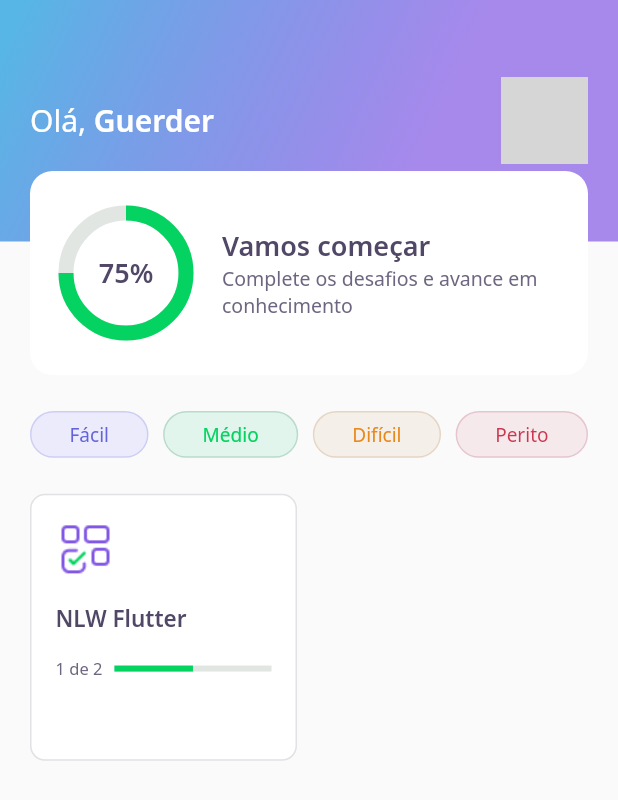
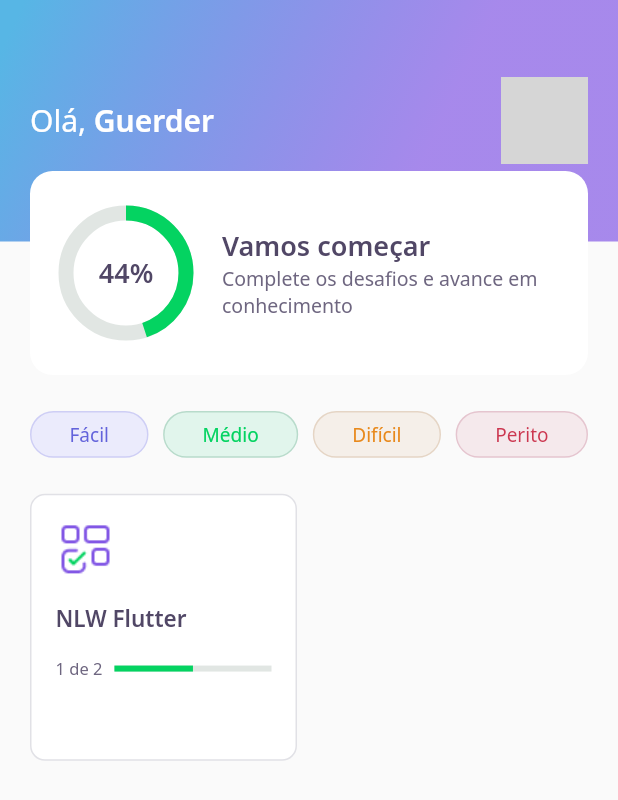
Before and after one commit to guerder/devquiz, a Flutter app: the HomePage screen opened directly, on a phone screen of 412 x 824 dp. Shown: the top 800 px of the screen. Run offline on Flutter 3.47's test engine with Material 2 defaults, Android fonts, the phone set to English and light mode, and no system bars; our stand-ins replace google_fonts, share_plus; accounts and stored records are empty; network calls fail; grey boxes are pictures that could not be loaded.

```diff
--- a/lib/challenge/challenge_controller.dart
+++ b/lib/challenge/challenge_controller.dart
@@ -4,4 +4,6 @@ class ChallengeController {
   final currentPageNotifier = ValueNotifier<int>(1);
   int get currentPage => currentPageNotifier.value;
   set currentPage(int value) => currentPageNotifier.value = value;
+
+  int totalAnswersRight = 0;
 }
--- a/lib/challenge/widgets/answer/answer_widget.dart
+++ b/lib/challenge/widgets/answer/answer_widget.dart
@@ -7,7 +7,7 @@ import 'package:devquiz/shared/models/answer_model.dart';
 class AnswerWidget extends StatelessWidget {
   final AnswerModel answer;
   final bool isSelected;
-  final VoidCallback onTap;
+  final ValueChanged<bool> onTap;
   final bool disabled;
 
   const AnswerWidget({
@@ -42,7 +42,9 @@ class AnswerWidget extends StatelessWidget {
       child: IgnorePointer(
         ignoring: disabled,
         child: GestureDetector(
-          onTap: onTap,
+          onTap: () {
+            onTap(answer.isRight);
+          },
           child: Container(
             padding: EdgeInsets.all(16),
             decoration: BoxDecoration(
--- a/lib/challenge/widgets/next_button/next_button_widget.dart
+++ b/lib/challenge/widgets/next_button/next_button_widget.dart
@@ -29,6 +29,11 @@ class NextButtonWidget extends StatelessWidget {
         this.fontColor = AppColors.grey,
         this.borderColor = AppColors.border;
 
+  NextButtonWidget.purple({required this.label, required this.onTap})
+      : this.backgroundColor = AppColors.purple,
+        this.fontColor = AppColors.white,
+        this.borderColor = AppColors.purple;
+
   @override
   Widget build(BuildContext context) {
     return Container(
--- a/lib/core/app_widget.dart
+++ b/lib/core/app_widget.dart
@@ -1,5 +1,3 @@
-import 'package:devquiz/challenge/challenge_page.dart';
-import 'package:devquiz/home/home_page.dart';
 import 'package:devquiz/splash/splash_page.dart';
 import 'package:flutter/material.dart';
 
@@ -9,7 +7,7 @@ class AppWidget extends StatelessWidget {
     return MaterialApp(
       debugShowCheckedModeBanner: false,
       title: "DevQuiz",
-      home: HomePage(),
+      home: SplashPage(),
     );
   }
 }
--- a/lib/home/home_page.dart
+++ b/lib/home/home_page.dart
@@ -72,8 +72,10 @@ class _HomePageState extends State<HomePage> {
                         (e) => QuizCardWidget(
                           onTap: () => Navigator.of(context).push(
                             MaterialPageRoute(
-                              builder: (cxt) =>
-                                  ChallengePage(questions: e.questions),
+                              builder: (cxt) => ChallengePage(
+                                questions: e.questions,
+                                title: e.title,
+                              ),
                             ),
                           ),
                           title: e.title,
--- a/lib/home/widgets/app_bar/app_bar_widget.dart
+++ b/lib/home/widgets/app_bar/app_bar_widget.dart
@@ -49,7 +49,9 @@ class AppBarWidget extends PreferredSize {
                 ),
                 Align(
                   alignment: Alignment.bottomCenter,
-                  child: ScoreCardWidget(),
+                  child: ScoreCardWidget(
+                    percent: user.score / 100,
+                  ),
                 ),
               ],
             ),
--- a/lib/home/widgets/chart/chart_widget.dart
+++ b/lib/home/widgets/chart/chart_widget.dart
@@ -1,13 +1,42 @@
 import 'package:devquiz/core/core.dart';
 import 'package:flutter/material.dart';
 
-class ChartWidget extends StatelessWidget {
+class ChartWidget extends StatefulWidget {
+  final double percent;
+
+  const ChartWidget({Key? key, required this.percent}) : super(key: key);
+  @override
+  _ChartWidgetState createState() => _ChartWidgetState();
+}
+
+class _ChartWidgetState extends State<ChartWidget>
+    with SingleTickerProviderStateMixin {
+  late AnimationController _controller;
+  late Animation<double> _animation;
+
+  void initAnimation() {
+    _controller =
+        AnimationController(vsync: this, duration: Duration(seconds: 3));
+    _animation =
+        Tween<double>(begin: 0.0, end: widget.percent).animate(_controller);
+    _controller.forward();
+  }
+
+  @override
+  void initState() {
+    super.initState();
+    initAnimation();
+  }
+
   @override
   Widget build(BuildContext context) {
     return Container(
       height: 80,
       width: 80,
-      child: Stack(
+      child: AnimatedBuilder(
+        animation: _animation,
+        builder: (ctx, _) {
+          return Stack(
             children: [
               Center(
                 child: Container(
@@ -15,7 +44,7 @@ class ChartWidget extends StatelessWidget {
                   width: 80,
                   child: CircularProgressIndicator(
                     strokeWidth: 10,
-                value: 0.75,
+                    value: _animation.value,
                     backgroundColor: AppColors.chartSecondary,
                     valueColor:
                         AlwaysStoppedAnimation<Color>(AppColors.chartPrimary),
@@ -23,9 +52,14 @@ class ChartWidget extends StatelessWidget {
                 ),
               ),
               Center(
-            child: Text('75%', style: AppTextStyles.heading),
+                child: Text(
+                  '${(_animation.value * 100).toInt()}%',
+                  style: AppTextStyles.heading,
+                ),
               ),
             ],
+          );
+        },
       ),
     );
   }
--- a/lib/home/widgets/score_card/score_card_widget.dart
+++ b/lib/home/widgets/score_card/score_card_widget.dart
@@ -3,6 +3,9 @@ import 'package:devquiz/home/widgets/chart/chart_widget.dart';
 import 'package:flutter/material.dart';
 
 class ScoreCardWidget extends StatelessWidget {
+  final double percent;
+
+  const ScoreCardWidget({Key? key, required this.percent}) : super(key: key);
   @override
   Widget build(BuildContext context) {
     return Padding(
@@ -19,7 +22,9 @@ class ScoreCardWidget extends StatelessWidget {
             crossAxisAlignment: CrossAxisAlignment.center,
             children: [
               FittedBox(
-                child: ChartWidget(),
+                child: ChartWidget(
+                  percent: percent,
+                ),
               ),
               Expanded(
                 child: Padding(
--- a/pubspec.yaml
+++ b/pubspec.yaml
@@ -10,6 +10,7 @@ dependencies:
     sdk: flutter
   cupertino_icons: ^1.0.2
   google_fonts: ^2.0.0
+  share_plus: ^2.0.1
 
 dev_dependencies:
   flutter_test:
```
Also changed, not shown: lib/challenge/challenge_page.dart (+30 -4 lines), lib/challenge/widgets/quiz/quiz_widget.dart (+4 -4 lines), lib/result/result_page.dart (added, +97 -0 lines), lib/splash/splash_page.dart (+10 -0 lines), assets/images/trophy.png, pubspec.lock. Lines whose indentation alone changed are shown as unchanged.
